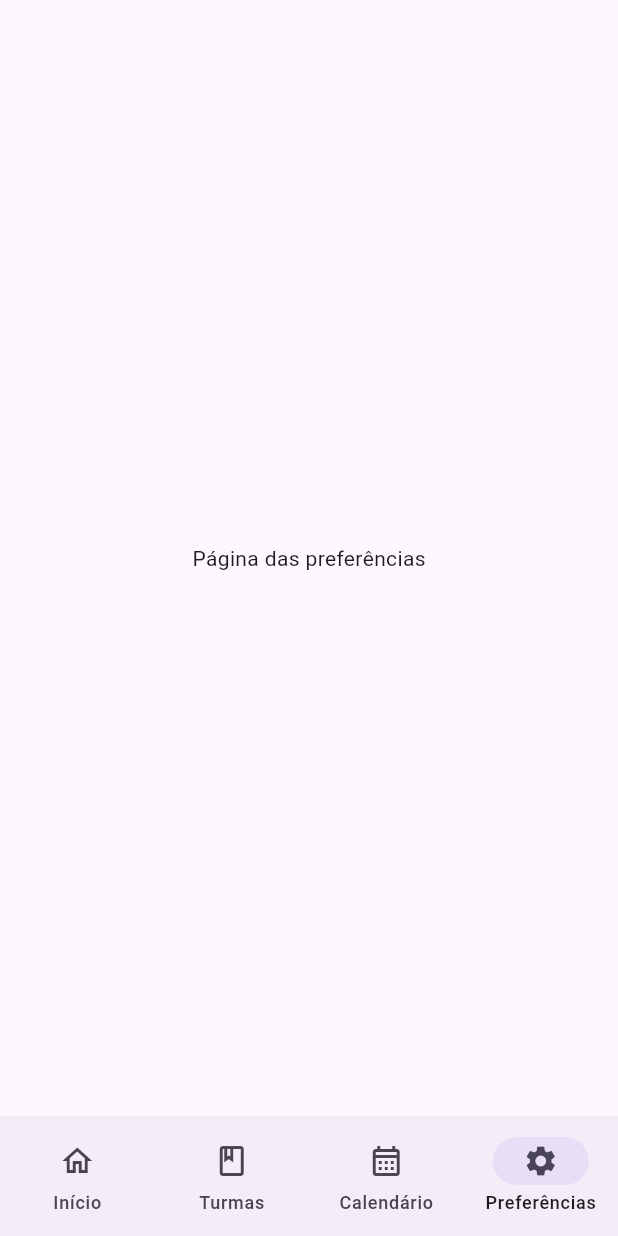
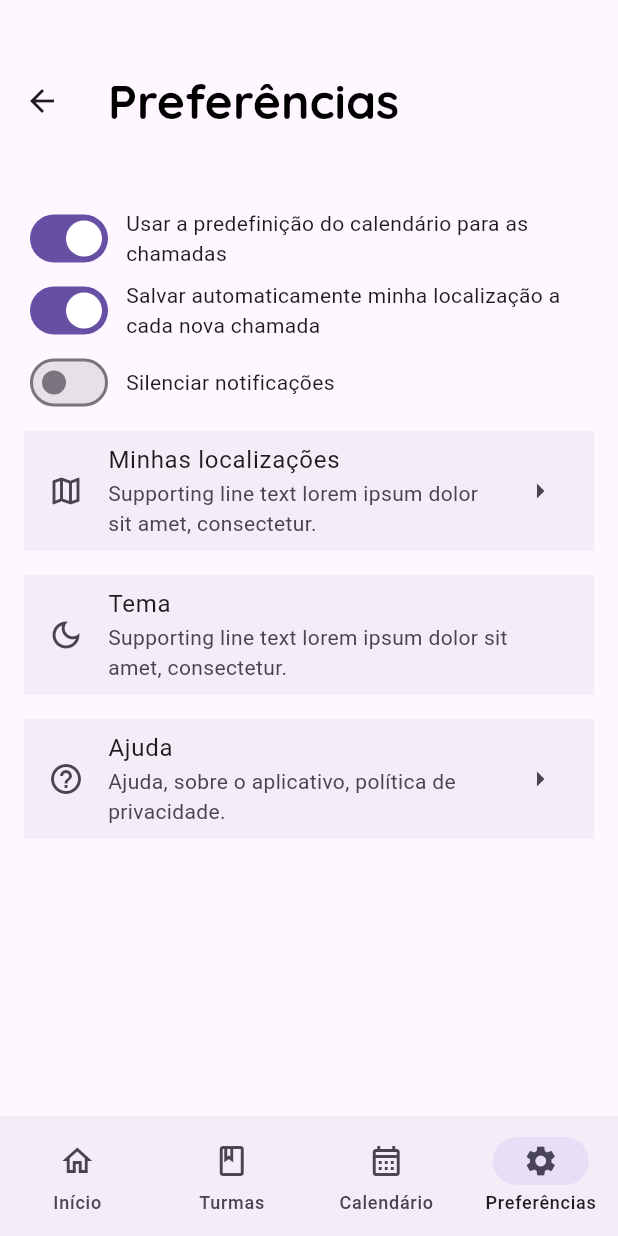
Before and after one commit to BrunaBecker/ESII-Chamada-Inteligente, a Flutter app: the SettingsWidget screen opened by its route, on a phone screen of 412 x 824 dp. Run offline on Flutter 3.47's test engine with Material 2 defaults, Android fonts, the phone set to English and light mode, and no system bars; our stand-ins replace get, mask_text_input_formatter.

Commit message:
Add settings page

```diff
--- a/lib/app/pages/settings/settings_bindings.dart
+++ b/lib/app/pages/settings/settings_bindings.dart
@@ -1,6 +1,13 @@
 import 'package:get/get.dart';
+
+import 'settings_controller.dart';
 
 class SettingsBindings extends Bindings {
   @override
-  void dependencies() {}
+  void dependencies() {
+    // Controller
+    Get.lazyPut(
+      () => SettingsController(),
+    );
+  }
 }
--- /dev/null
+++ b/lib/app/pages/settings/settings_controller.dart
@@ -0,0 +1,32 @@
+import 'package:get/get.dart';
+
+class SettingsController extends GetxController {
+  final _isLoading = true.obs;
+  final _usePreset = true.obs;
+  final _saveLocation = true.obs;
+  final _silentMode = false.obs;
+
+  bool get isLoading => _isLoading.value;
+  bool get usePreset => _usePreset.value;
+  bool get saveLocation => _saveLocation.value;
+  bool get silentMode => _silentMode.value;
+
+  @override
+  void onInit() {
+    super.onInit();
+
+    _isLoading.value = false;
+  }
+
+  void toggleUsePreset() {
+    _usePreset.value = !_usePreset.value;
+  }
+
+  void toggleSaveLocation() {
+    _saveLocation.value = !_saveLocation.value;
+  }
+
+  void toggleSilentMode() {
+    _silentMode.value = !_silentMode.value;
+  }
+}
--- a/lib/app/pages/settings/settings_widget.dart
+++ b/lib/app/pages/settings/settings_widget.dart
@@ -1,18 +1,44 @@
 import 'package:flutter/material.dart';
+import 'package:get/get.dart';
 
 import '../../core/widgets/bottom_nav_bar.dart';
+import 'widgets/settings_options.dart';
+import 'widgets/settings_title.dart';
+import 'settings_controller.dart';
 
 class SettingsWidget extends StatelessWidget {
   const SettingsWidget({super.key});
 
   @override
   Widget build(BuildContext context) {
-    return Scaffold(
-      body: Container(
-        alignment: Alignment.center,
-        child: const Text("Página das preferências"),
+    return GestureDetector(
+      onTap: () => FocusManager.instance.primaryFocus?.unfocus(),
+      child: Scaffold(
+        body: SafeArea(
+          child: GetBuilder(
+            init: Get.find<SettingsController>(),
+            builder: (controller) => Obx(
+              () => controller.isLoading
+                  ? const Center(
+                      child: CircularProgressIndicator(),
+                    )
+                  : const CustomScrollView(
+                      slivers: [
+                        SliverAppBar(
+                          title: SettingsTitle(),
+                          toolbarHeight: 135,
+                          pinned: true,
+                        ),
+                        SliverToBoxAdapter(
+                          child: SettingsOptions(),
+                        ),
+                      ],
+                    ),
+            ),
+          ),
+        ),
+        bottomNavigationBar: const BottomNavBar(),
       ),
-      bottomNavigationBar: const BottomNavBar(),
     );
   }
 }
--- /dev/null
+++ b/lib/app/pages/settings/widgets/option_card.dart
@@ -0,0 +1,35 @@
+import 'package:flutter/material.dart';
+
+import '../../../core/theme/app_colors.dart';
+
+class OptionCard extends StatelessWidget {
+  const OptionCard({
+    super.key,
+    required this.title,
+    required this.subtitle,
+    this.leadingIcon,
+    this.trailingIcon,
+    required this.onTap,
+  });
+
+  final String title;
+  final String subtitle;
+  final Widget? leadingIcon;
+  final Widget? trailingIcon;
+  final Function() onTap;
+
+  @override
+  Widget build(BuildContext context) {
+    return Container(
+      margin: const EdgeInsets.symmetric(vertical: 8.0),
+      child: ListTile(
+        title: Text(title),
+        subtitle: Text(subtitle),
+        leading: leadingIcon,
+        trailing: trailingIcon,
+        tileColor: AppColors.surfaceContainer,
+        onTap: onTap,
+      ),
+    );
+  }
+}
--- /dev/null
+++ b/lib/app/pages/settings/widgets/option_item.dart
@@ -0,0 +1,32 @@
+import 'package:flutter/material.dart';
+
+import '../../../core/widgets/spacing.dart';
+
+class OptionItem extends StatelessWidget {
+  const OptionItem({
+    super.key,
+    required this.value,
+    required this.onChanged,
+    required this.text,
+  });
+
+  final bool value;
+  final Function(bool) onChanged;
+  final String text;
+
+  @override
+  Widget build(BuildContext context) {
+    return Row(
+      children: [
+        Switch(
+          value: value,
+          onChanged: onChanged,
+        ),
+        const Spacing(4.0),
+        Expanded(
+          child: Text(text),
+        ),
+      ],
+    );
+  }
+}
--- /dev/null
+++ b/lib/app/pages/settings/widgets/settings_options.dart
@@ -0,0 +1,71 @@
+import 'package:flutter/material.dart';
+import 'package:get/get.dart';
+
+import '../settings_controller.dart';
+import 'option_card.dart';
+import 'option_item.dart';
+
+class SettingsOptions extends StatelessWidget {
+  const SettingsOptions({super.key});
+
+  @override
+  Widget build(BuildContext context) {
+    return GetBuilder(
+      init: Get.find<SettingsController>(),
+      builder: (controller) => Obx(
+        () => controller.isLoading
+            ? const Center(
+                child: CircularProgressIndicator(),
+              )
+            : Column(
+                children: [
+                  Padding(
+                    padding: const EdgeInsets.symmetric(
+                      horizontal: 16.0,
+                    ),
+                    child: Column(
+                      children: [
+                        OptionItem(
+                          value: controller.usePreset,
+                          onChanged: (_) => controller.toggleUsePreset(),
+                          text: "Usar a predefinição do calendário para as chamadas",
+                        ),
+                        OptionItem(
+                          value: controller.saveLocation,
+                          onChanged: (_) => controller.toggleSaveLocation(),
+                          text: "Salvar automaticamente minha localização a cada nova chamada",
+                        ),
+                        OptionItem(
+                          value: controller.silentMode,
+                          onChanged: (_) => controller.toggleSilentMode(),
+                          text: "Silenciar notificações",
+                        ),
+                        OptionCard(
+                          title: "Minhas localizações",
+                          subtitle: "Supporting line text lorem ipsum dolor sit amet, consectetur.",
+                          leadingIcon: const Icon(Icons.map_outlined),
+                          trailingIcon: const Icon(Icons.arrow_right),
+                          onTap: () {},
+                        ),
+                        OptionCard(
+                          title: "Tema",
+                          subtitle: "Supporting line text lorem ipsum dolor sit amet, consectetur.",
+                          leadingIcon: const Icon(Icons.dark_mode_outlined),
+                          onTap: () {},
+                        ),
+                        OptionCard(
+                          title: "Ajuda",
+                          subtitle: "Ajuda, sobre o aplicativo, política de privacidade.",
+                          leadingIcon: const Icon(Icons.help_outline_outlined),
+                          trailingIcon: const Icon(Icons.arrow_right),
+                          onTap: () {},
+                        ),
+                      ],
+                    ),
+                  ),
+                ],
+              ),
+      ),
+    );
+  }
+}
--- /dev/null
+++ b/lib/app/pages/settings/widgets/settings_title.dart
@@ -0,0 +1,23 @@
+import 'package:flutter/material.dart';
+
+import '../../../core/theme/app_colors.dart';
+
+class SettingsTitle extends StatelessWidget {
+  const SettingsTitle({super.key});
+
+  @override
+  Widget build(BuildContext context) {
+    return Container(
+      alignment: Alignment.centerLeft,
+      child: const Text(
+        "Preferências",
+        style: TextStyle(
+          color: AppColors.black,
+          fontFamily: "Quicksand",
+          fontWeight: FontWeight.w700,
+          fontSize: 32,
+        ),
+      ),
+    );
+  }
+}
```
